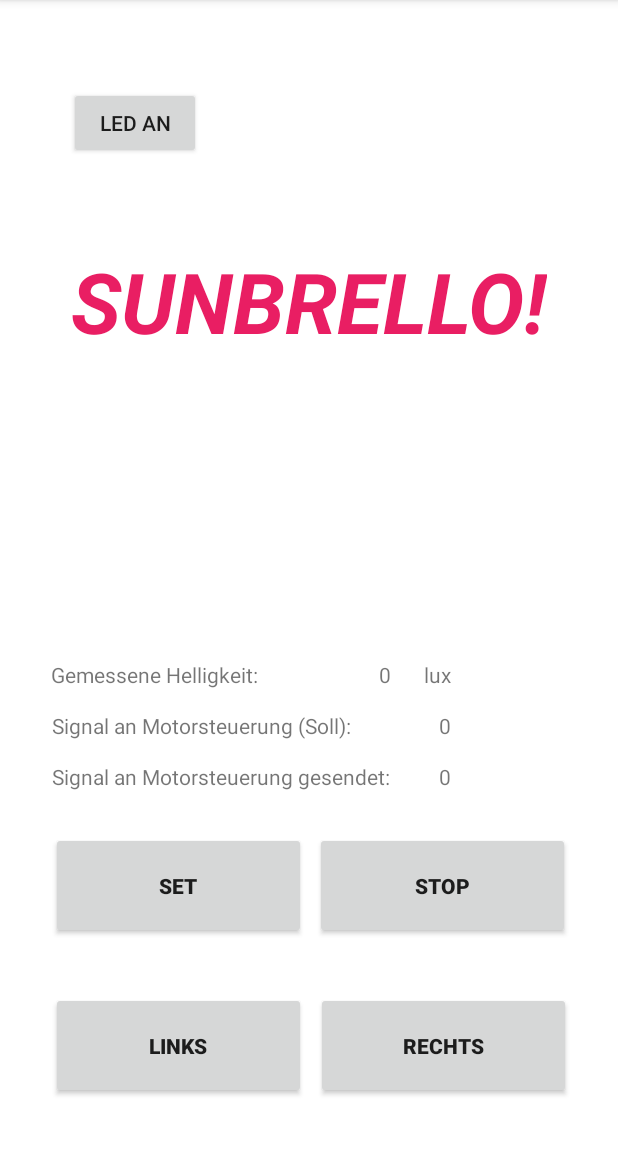
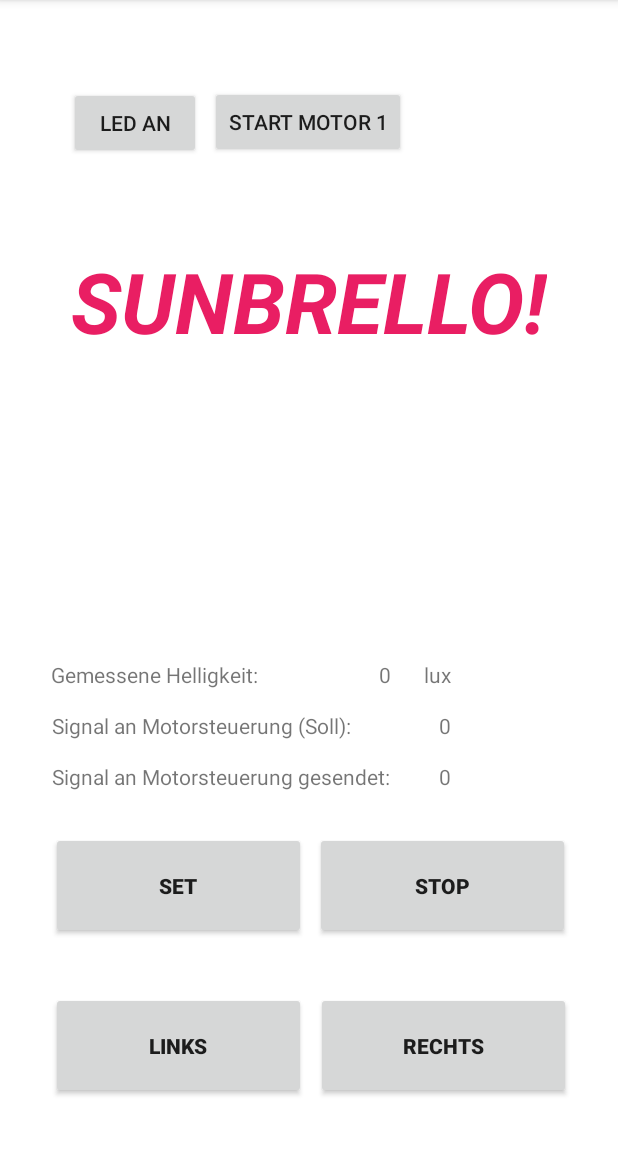
Before and after one commit to gkromer/Sunbrelly, an Android app: the screen it shows after launch (MainActivity), on a phone screen of 412 x 824 dp, the part 84-1236 px from its top. Run offline under Robolectric (Android 15) with nearby library versions, the phone set to English and light mode, and no system bars.

Commit message:
adding Motor 1

```diff
--- a/app/src/main/res/layout/activity_main.xml
+++ b/app/src/main/res/layout/activity_main.xml
@@ -6,6 +6,19 @@
     android:layout_height="match_parent"
     android:background="@android:color/background_light"
     tools:context=".MainActivity">
+
+    <Button
+        android:id="@+id/startMotor1"
+        android:layout_width="wrap_content"
+        android:layout_height="wrap_content"
+        android:onClick="startMotor1"
+        android:text="Start Motor 1"
+        app:layout_constraintBottom_toTopOf="@+id/title"
+        app:layout_constraintEnd_toEndOf="parent"
+        app:layout_constraintHorizontal_bias="0.498"
+        app:layout_constraintStart_toStartOf="parent"
+        app:layout_constraintTop_toTopOf="parent"
+        app:layout_constraintVertical_bias="0.495" />
 
     <TextView
         android:id="@+id/output"
```
Also changed, not shown: app/src/main/java/com/example/myapplication/BridgeClass.java (deleted, +0 -80 lines), app/src/main/java/com/example/myapplication/MainActivity.java (+50 -98 lines).
